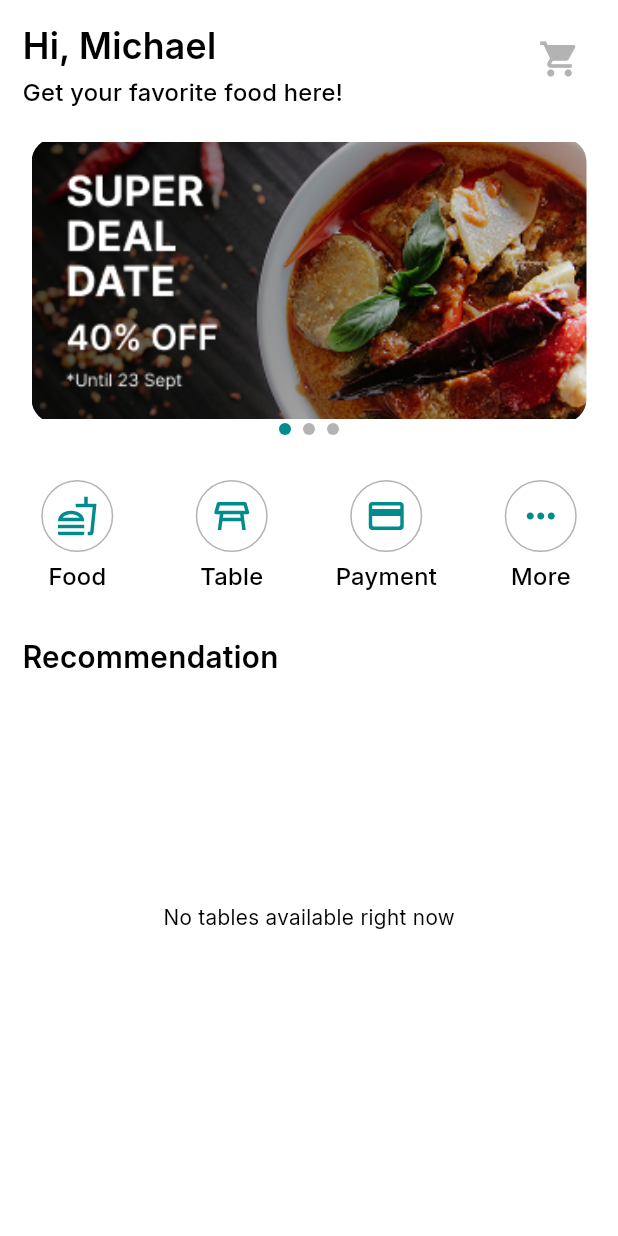
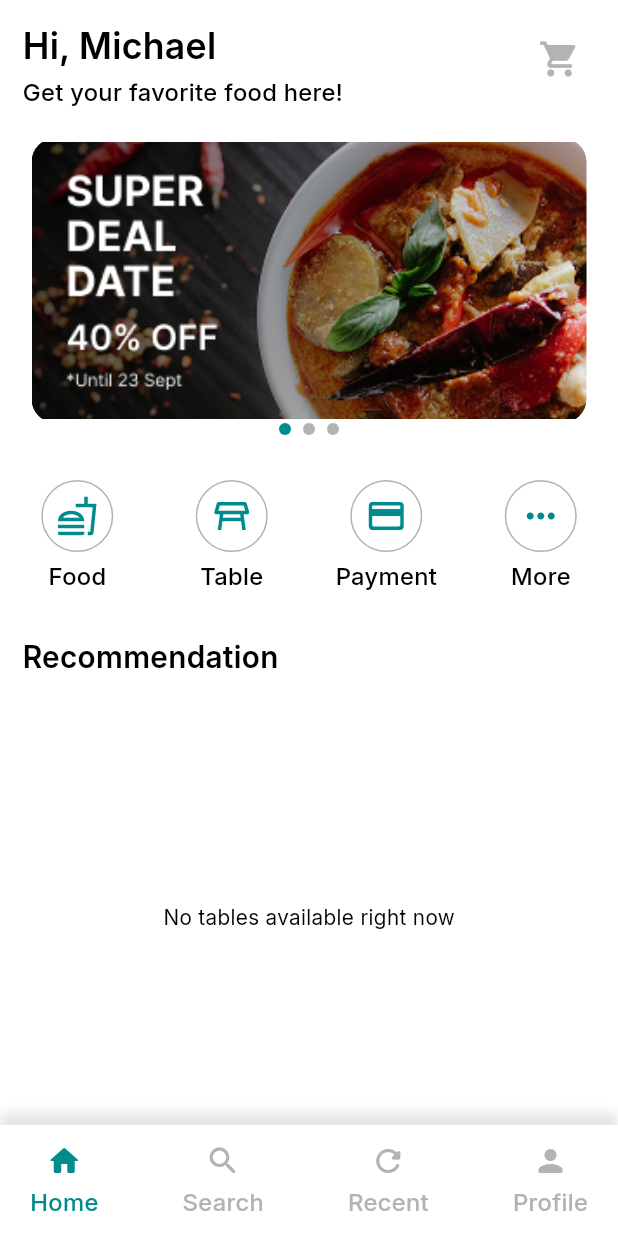
Before and after one commit to Aptafluxx/Madang, a Flutter app: the HomeScreen screen opened by its route, on a phone screen of 412 x 824 dp. Run offline on Flutter 3.47's test engine with Material 3 defaults, Android fonts, the phone set to English and light mode, and no system bars; our stand-ins replace cached_network_image, cloud_firestore, firebase_auth, firebase_core, flutter_svg, get and 3 more; accounts and stored records are empty; generated files the repository leaves out were written again; statements that could not run were skipped.

Commit message:
feat: add recent, search, and profile screens with bottom navigation, refactor routing, and update imports

```diff
--- a/lib/app/routes/app_pages.dart
+++ b/lib/app/routes/app_pages.dart
@@ -10,6 +10,9 @@ import 'package:madang/features/onboarding/controller/onboarding_binding.dart';
 import 'package:madang/features/onboarding/presentation/onboarding_screen.dart';
 import 'package:madang/features/splash/controller/splash_binding.dart';
 import 'package:madang/features/splash/presentation/splash_screen.dart';
+import 'package:madang/features/recent/presentation/recent_screen.dart';
+import 'package:madang/presentation/screens/profile/profile_screen.dart';
+import 'package:madang/presentation/screens/search/search_screen.dart';
 
 class AppPages {
   static final List<GetPage> pages = [
@@ -41,7 +44,39 @@ class AppPages {
       name: AppRoutes.home,
       page: () => const HomeScreen(),
       binding: HomeBinding(),
-      transition: .rightToLeft,
+      transition: .noTransition
+    ),
+    GetPage(
+      name: AppRoutes.search,
+      page: () => SearchScreen(onNavigationTap: _onBottomNavigationTap),
+      transition: .noTransition
+    ),
+    GetPage(
+      name: AppRoutes.recent,
+      page: () => RecentScreen(onNavigationTap: _onBottomNavigationTap),
+      transition: .noTransition
+    ),
+    GetPage(
+      name: AppRoutes.profile,
+      page: () => ProfileScreen(onNavigationTap: _onBottomNavigationTap),
+      transition: .noTransition
     ),
   ];
 }
+
+void _onBottomNavigationTap(int index) {
+  switch (index) {
+    case 0:
+      Get.offAllNamed(AppRoutes.home);
+      break;
+    case 1:
+      Get.offAllNamed(AppRoutes.search);
+      break;
+    case 2:
+      Get.offAllNamed(AppRoutes.recent);
+      break;
+    case 3:
+      Get.offAllNamed(AppRoutes.profile);
+      break;
+  }
+}
--- a/lib/app/routes/app_routes.dart
+++ b/lib/app/routes/app_routes.dart
@@ -4,4 +4,7 @@ class AppRoutes {
   static const String signup = '/signup';
   static const String login = '/login';
   static const String home = '/home';
+  static const String search = '/search';
+  static const String recent = '/recent';
+  static const String profile = '/profile';
 }
--- a/lib/features/home/presentation/home_screen.dart
+++ b/lib/features/home/presentation/home_screen.dart
@@ -1,11 +1,13 @@
 import 'package:flutter/material.dart';
 import 'package:get/get.dart';
+import 'package:madang/app/routes/app_routes.dart';
 import 'package:madang/app/theme/app_colors.dart';
 import 'package:madang/app/theme/app_text_theme.dart';
 import 'package:madang/features/home/data/controller/home_controller.dart';
 import 'package:madang/features/home/presentation/widgets/menu_grid.dart';
 import 'package:madang/features/home/presentation/widgets/promo_banner.dart';
 import 'package:madang/features/home/presentation/widgets/recommendation_list.dart';
+import 'package:madang/features/home/presentation/widgets/bottom_navigation.dart';
 
 class HomeScreen extends GetView<HomeController> {
   const HomeScreen({super.key});
@@ -78,6 +80,27 @@ class HomeScreen extends GetView<HomeController> {
           ),
         ),
       ),
+      bottomNavigationBar: BottomNavigation(
+        selectedIndex: 0,
+        onTap: _onBottomNavigationTap,
+      ),
     );
   }
 }
+
+void _onBottomNavigationTap(int index) {
+  switch (index) {
+    case 0:
+      Get.offAllNamed(AppRoutes.home);
+      break;
+    case 1:
+      Get.offAllNamed(AppRoutes.search);
+      break;
+    case 2:
+      Get.offAllNamed(AppRoutes.recent);
+      break;
+    case 3:
+      Get.offAllNamed(AppRoutes.profile);
+      break;
+  }
+}
--- a/lib/presentation/screens/home/widgets/navigation/bottom_navigation.dart
+++ b/lib/features/home/presentation/widgets/bottom_navigation.dart
@@ -1,5 +1,6 @@
 import 'package:flutter/material.dart';
-import 'package:madang/presentation/screens/home/widgets/navigation/bottom_nav_icon.dart';
+import 'package:madang/app/theme/app_colors.dart';
+import 'package:madang/features/home/presentation/widgets/bottom_nav_icon.dart';
 
 class BottomNavigation extends StatelessWidget {
   const BottomNavigation({super.key, this.selectedIndex = 0, this.onTap});
@@ -18,13 +19,12 @@ class BottomNavigation extends StatelessWidget {
 
     return Container(
       width: double.infinity,
-      margin: const EdgeInsets.only(top: 14),
-      padding: const EdgeInsets.symmetric(horizontal: 20, vertical: 12),
-      decoration: const BoxDecoration(
-        color: Colors.white,
+      padding: const .symmetric(horizontal: 20, vertical: 12),
+      decoration: BoxDecoration(
+        color: AppColors.white,
         boxShadow: [
           BoxShadow(
-            color: Color(0x12000000),
+            color: AppColors.black.withValues(alpha: 0.1),
             offset: Offset(0, -8),
             blurRadius: 5,
           ),
--- a/lib/features/home/presentation/widgets/recommendation_list.dart
+++ b/lib/features/home/presentation/widgets/recommendation_list.dart
@@ -50,6 +50,7 @@ class RecommendationList extends GetView<HomeController> {
           scrollDirection: Axis.horizontal,
           itemCount: tables.length,
           separatorBuilder: (_, _) => const SizedBox(width: 16),
+          clipBehavior: .none,
           itemBuilder: (_, index) {
             final table = tables[index];
             return RestaurantCard(
--- a/lib/presentation/screens/profile/profile_screen.dart
+++ b/lib/presentation/screens/profile/profile_screen.dart
@@ -1,5 +1,5 @@
 import 'package:flutter/material.dart';
-import 'package:madang/presentation/screens/home/widgets/navigation/bottom_navigation.dart';
+import 'package:madang/features/home/presentation/widgets/bottom_navigation.dart';
 
 class ProfileScreen extends StatelessWidget {
   const ProfileScreen({
--- a/lib/presentation/screens/search/search_screen.dart
+++ b/lib/presentation/screens/search/search_screen.dart
@@ -1,6 +1,6 @@
 import 'package:flutter/material.dart';
 import 'package:flutter_svg/flutter_svg.dart';
-import 'package:madang/presentation/screens/home/widgets/navigation/bottom_navigation.dart';
+import 'package:madang/features/home/presentation/widgets/bottom_navigation.dart';
 import 'package:madang/features/home/presentation/widgets/restaurant_card.dart';
 
 class SearchScreen extends StatefulWidget {
```
Also changed, not shown: lib/features/home/presentation/widgets/bottom_nav_icon.dart (renamed from lib/presentation/screens/home/widgets/navigation/bottom_nav_icon.dart, +4 -9 lines), lib/features/recent/presentation/recent_screen.dart (added, +30 -0 lines).
